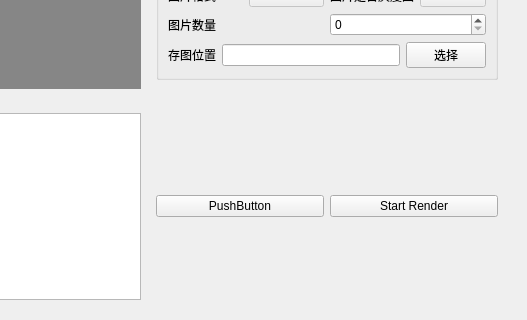
Qt form ui/para_settings.ui (conf-haolee/auto-render-with-bpy) before a commit; both pictures show x 419 to 946 and y 467 to 787 of the 946 by 787 pixel window.
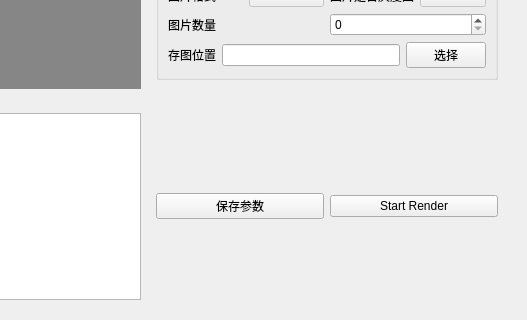
The same form after that commit.

Commit message: 添加设置参数序列化 与反序列化功能

```diff
--- a/ui/para_settings.ui
+++ b/ui/para_settings.ui
@@ -461,7 +461,7 @@
          <item>
           <widget class="QPushButton" name="pushButton">
            <property name="text">
-            <string>PushButton</string>
+            <string>保存参数</string>
            </property>
           </widget>
          </item>
```
Left out of the diff: 2 changed lines with no effect on the pictures. The commit also changes 7 other files.
